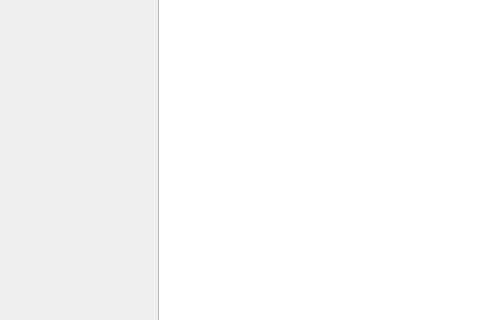
00Calvin00/Git-Happens, file SpriteEditor/mainwindow.ui: the form before one commit; both pictures show x 212 to 692 and y 104 to 424 of the 1280 by 720 pixel window.
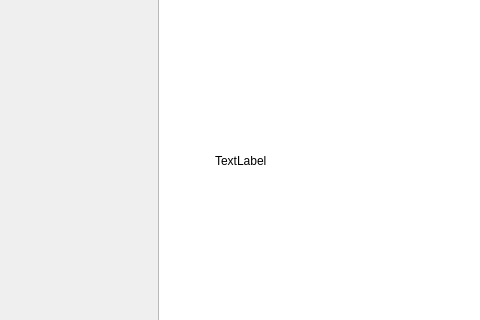
The form after the commit.

Patch:
```diff
--- a/SpriteEditor/mainwindow.ui
+++ b/SpriteEditor/mainwindow.ui
@@ -134,7 +134,20 @@
      <string/>
     </property>
    </widget>
-   <zorder>canvas</zorder>
+   <widget class="QLabel" name="canvasLabel">
+    <property name="geometry">
+     <rect>
+      <x>427</x>
+      <y>45</y>
+      <width>441</width>
+      <height>401</height>
+     </rect>
+    </property>
+    <property name="text">
+     <string>TextLabel</string>
+    </property>
+   </widget>
+   <zorder>uiCanvas</zorder>
    <zorder>animationPreview</zorder>
    <zorder>animationPreviewOptions</zorder>
    <zorder>colorSelector</zorder>
```
Left out of the diff: 7 changed lines with no effect on the pictures.
